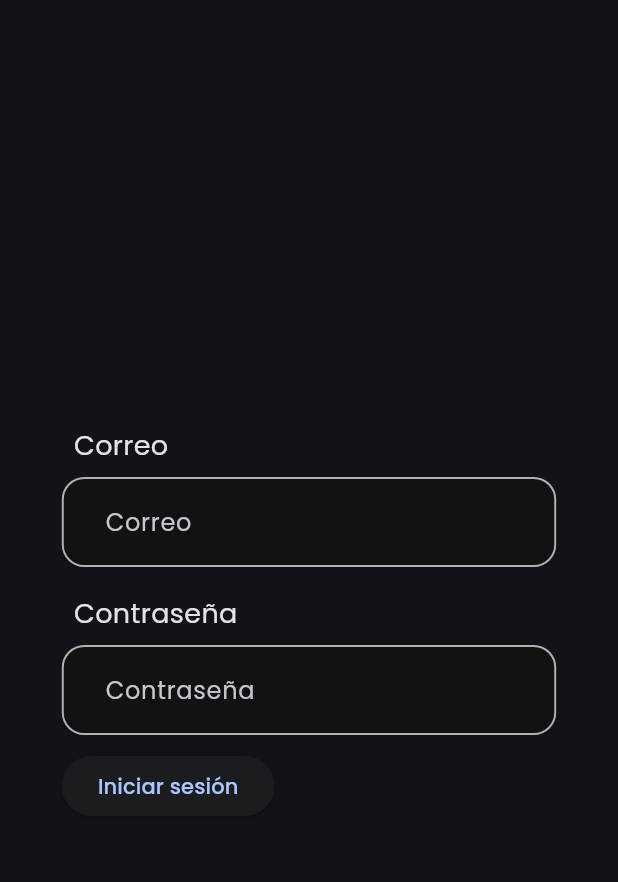
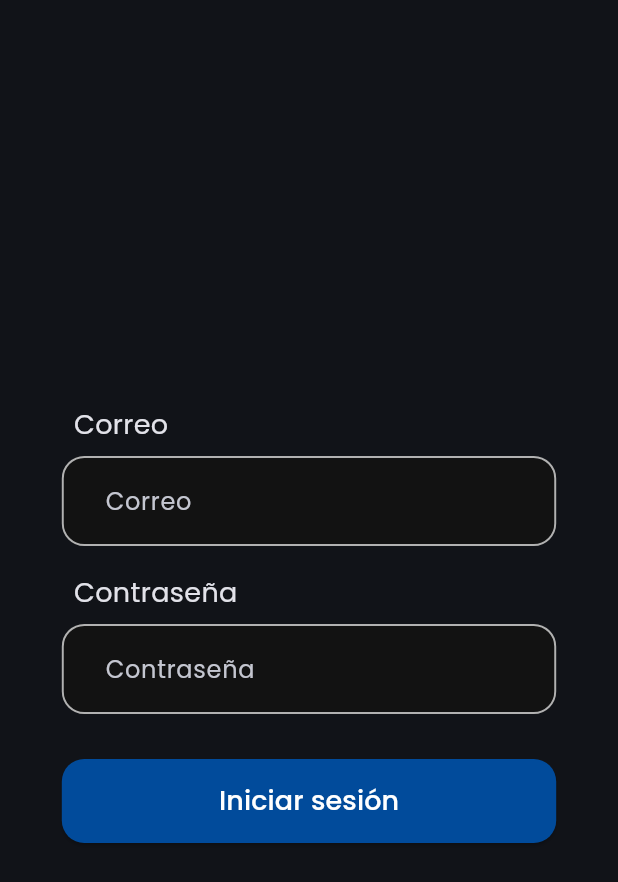
Before and after one commit to carum98/skyradio_mobile, a Flutter app: the LoginView screen opened by its route, on a phone screen of 412 x 824 dp. Shown: the top 882 px of the screen. Run offline on Flutter 3.47's test engine with Material 3 defaults, Android fonts, the phone set to English and light mode, and no system bars; our stand-ins replace flutter_secure_storage, flutter_svg; accounts and stored records are empty.

```diff
--- a/lib/views/login.dart
+++ b/lib/views/login.dart
@@ -1,6 +1,7 @@
 import 'package:flutter/material.dart';
 import 'package:skyradio_mobile/core/dependency_inyection.dart';
 import 'package:skyradio_mobile/core/router.dart';
+import 'package:skyradio_mobile/widgets/button.dart';
 import 'package:skyradio_mobile/widgets/input.dart';
 
 class LoginView extends StatelessWidget {
@@ -29,22 +30,24 @@ class LoginView extends StatelessWidget {
       child: SizedBox(
         width: MediaQuery.of(context).size.width * 0.8,
         child: Form(
-          child: Wrap(
-            runSpacing: 10,
+          child: Column(
+            mainAxisAlignment: MainAxisAlignment.center,
             children: [
               SkInput.label(
                 label: 'Correo',
                 placeholder: 'Correo',
                 onChanged: (value) => email = value,
               ),
+              const SizedBox(height: 10),
               SkInput.label(
                 label: 'Contraseña',
                 placeholder: 'Contraseña',
                 onChanged: (value) => password = value,
               ),
-              ElevatedButton(
+              const SizedBox(height: 30),
+              SkButton.block(
                 onPressed: login,
-                child: const Text('Iniciar sesión'),
+                text: 'Iniciar sesión',
               ),
             ],
           ),
--- /dev/null
+++ b/lib/widgets/button.dart
@@ -0,0 +1,46 @@
+import 'package:flutter/material.dart';
+
+class SkButton extends StatelessWidget {
+  final void Function() onPressed;
+  final String text;
+
+  const SkButton({
+    super.key,
+    required this.onPressed,
+    required this.text,
+  });
+
+  static Widget block({
+    required void Function() onPressed,
+    required String text,
+  }) {
+    return SizedBox(
+      width: double.infinity,
+      child: SkButton(
+        onPressed: onPressed,
+        text: text,
+      ),
+    );
+  }
+
+  @override
+  Widget build(BuildContext context) {
+    return ElevatedButton(
+      onPressed: onPressed,
+      style: ElevatedButton.styleFrom(
+        backgroundColor: Theme.of(context).primaryColor,
+        padding: const EdgeInsets.symmetric(
+          vertical: 15,
+          horizontal: 20,
+        ),
+        shape: RoundedRectangleBorder(
+          borderRadius: BorderRadius.circular(15),
+        ),
+      ),
+      child: Text(
+        text,
+        style: const TextStyle(fontSize: 18, color: Colors.white),
+      ),
+    );
+  }
+}
```
